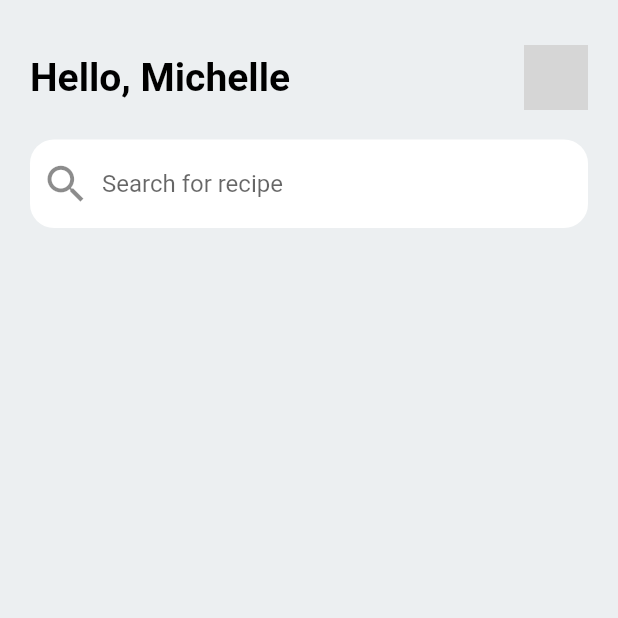
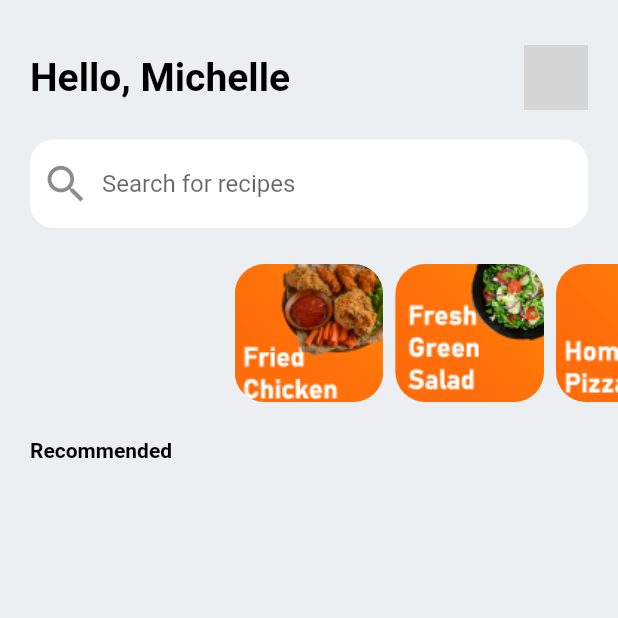
Before and after one commit to jameskaguo777/PikaSasaApp, a Flutter app: the screen it shows after launch, on a phone screen of 412 x 824 dp, the top half of it. Run offline on Flutter 3.47's test engine with Material 2 defaults, Android fonts, the phone set to English and light mode, and no system bars; network calls fail; grey boxes are pictures that could not be loaded.

Commit message:
mini slides

```diff
--- /dev/null
+++ b/lib/constants/slide_images.dart
@@ -0,0 +1,5 @@
+const SLIDE_IMAGES = [
+  {
+    'asset': 'assets/slide1.png'
+  }
+];
--- a/lib/pages/home_page.dart
+++ b/lib/pages/home_page.dart
@@ -1,3 +1,4 @@
+import 'package:flutter/gestures.dart';
 import 'package:flutter/material.dart';
 
 class HomePage extends StatefulWidget {
@@ -6,12 +7,13 @@ class HomePage extends StatefulWidget {
 
 class _HomePage extends State<HomePage> {
   final _frmKey = GlobalKey<FormState>();
+  int _index = 0;
   @override
   Widget build(BuildContext context) {
     return Scaffold(
       body: Container(
         color: Colors.blueGrey[50],
-        padding: EdgeInsets.fromLTRB(20, 30, 20, 10),
+        // padding: EdgeInsets.fromLTRB(20, 30, 20, 10),
         width: MediaQuery.of(context).size.width,
         height: MediaQuery.of(context).size.height,
         child: Column(
@@ -20,21 +22,27 @@ class _HomePage extends State<HomePage> {
             SizedBox(
               height: 20,
             ),
-            _search()
+            _search(),
+            _smallCardsSLider(),
+            _recoTitle(),
           ],
         ),
       ),
     );
   }
 
-  Widget _intro() => Row(
+  Widget _intro() => Container(
+        margin: EdgeInsets.fromLTRB(20, 30, 20, 0),
+        child: Row(
           crossAxisAlignment: CrossAxisAlignment.center,
           mainAxisAlignment: MainAxisAlignment.spaceBetween,
           children: [
             Text(
               'Hello, Michelle',
               style: TextStyle(
-                color: Colors.black, fontWeight: FontWeight.bold, fontSize: 26),
+                  color: Colors.black,
+                  fontWeight: FontWeight.bold,
+                  fontSize: 26),
             ),
             ClipRRect(
               borderRadius: BorderRadius.circular(10),
@@ -46,15 +54,18 @@ class _HomePage extends State<HomePage> {
               ),
             )
           ],
+        ),
       );
-  Widget _search() => Form(
+  Widget _search() => Container(
+        margin: EdgeInsets.fromLTRB(20, 0, 20, 0),
+        child: Form(
           key: _frmKey,
           child: TextFormField(
               decoration: InputDecoration(
             border: OutlineInputBorder(
                 borderRadius: BorderRadius.circular(16),
                 borderSide: BorderSide.none),
-          hintText: 'Search for recipe',
+            hintText: 'Search for recipes',
             prefixIcon: Icon(
               Icons.search,
               size: 33,
@@ -62,5 +73,51 @@ class _HomePage extends State<HomePage> {
             filled: true,
             fillColor: Colors.white,
           )),
+        ),
+      );
+
+  Widget _smallCardsSLider() => Container(
+        margin: EdgeInsets.fromLTRB(0, 20, 0, 0),
+        // width: MediaQuery.of(context).size.width,
+        constraints: BoxConstraints.tight(Size.fromHeight(100)),
+        height: 60,
+        child: PageView.builder(
+          itemCount: 4,
+          pageSnapping: false,
+          controller: PageController(
+            viewportFraction: 0.26,
+          ),
+          // onPageChanged: (int index) => setState(() => _index = index),
+          dragStartBehavior: DragStartBehavior.start,
+          // physics: PageScrollPhysics(parent: ScrollPhysics()),
+          itemBuilder: (BuildContext context, int i) {
+            return Card(
+              elevation: 0,
+              clipBehavior: Clip.antiAliasWithSaveLayer,
+              shape: RoundedRectangleBorder(
+                  borderRadius: BorderRadius.circular(20)),
+              child: Image.asset(
+                'assets/slides$i.png',
+                fit: BoxFit.cover,
+              ),
+            );
+          },
+        ),
+      );
+
+  Widget _recoTitle() => Container(
+        alignment: Alignment.centerLeft,
+        padding: EdgeInsets.fromLTRB(20, 20, 20, 0),
+        child: Text(
+          'Recommended',
+          style: TextStyle(
+            color: Colors.black,
+            fontWeight: FontWeight.bold,
+          ),
+        ),
+      );
+
+  Widget _recoSlider() => Container(
+
   );
 }
--- a/pubspec.yaml
+++ b/pubspec.yaml
@@ -45,8 +45,8 @@ flutter:
   uses-material-design: true
 
   # To add assets to your application, add an assets section, like this:
-  # assets:
-  #   - images/a_dot_burr.jpeg
+  assets:
+    - assets/
   #   - images/a_dot_ham.jpeg
 
   # An image asset can refer to one or more resolution-specific "variants", see
```
Also changed, not shown: lib/constants/home_reco.dart (added, +44 -0 lines), assets/fish-min.jpg (added), assets/fried-chicken-min.jpg (added), assets/pizza-min.jpg (added), assets/rice-min.jpg (added), assets/salad-min.jpg (added), assets/slides0.png (added), assets/slides1.png (added), assets/slides2.png (added), assets/slides3.png (added), assets/sushi-min.jpg (added), pubspec.lock. Lines whose indentation alone changed are shown as unchanged.
